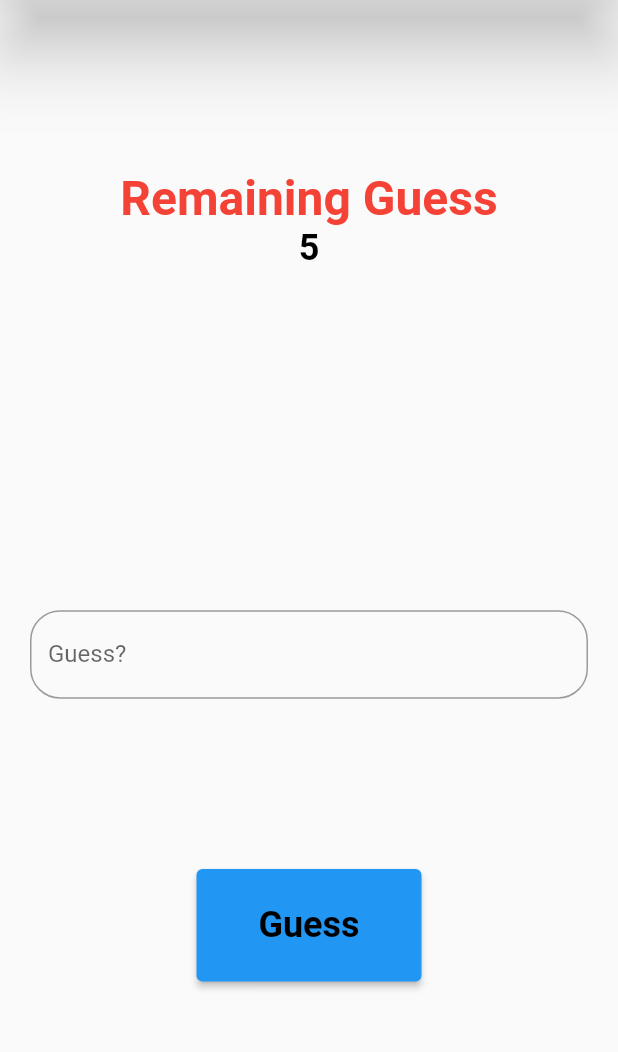
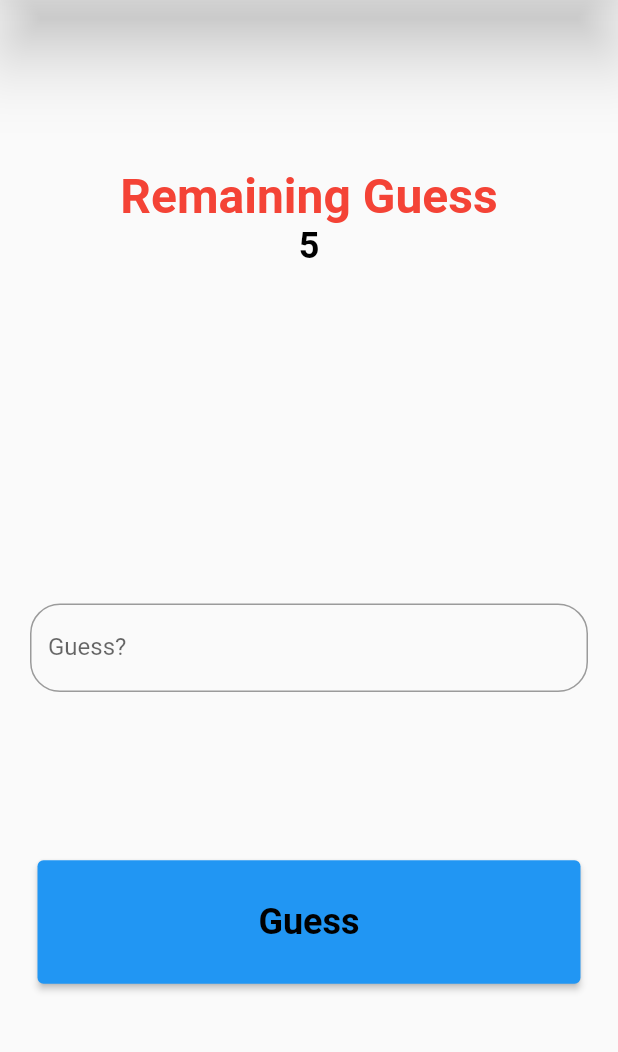
Before and after one commit to yakupbilgen/number-guess, a Flutter app: the screen it shows after launch, after a tap on "Start Game", on a phone screen of 412 x 824 dp, the part 84-1136 px from its top. Run offline on Flutter 3.47's test engine with Material 2 defaults, Android fonts, the phone set to English and light mode, and no system bars.

Commit message:
game screem finished

```diff
--- a/lib/screen/game_screen.dart
+++ b/lib/screen/game_screen.dart
@@ -40,6 +40,8 @@ class _GameScreenState extends State<GameScreen> {
 
   @override
   Widget build(BuildContext context) {
+    Size deviceSize = MediaQuery.of(context).size;
+
     return Scaffold(
       appBar: AppBar(
         title: const Text(AppTextContants.appBarTitleGameScreen),
@@ -92,8 +94,8 @@ class _GameScreenState extends State<GameScreen> {
               ),
             ),
             SizedBox(
-              height: 75,
-              width: 150,
+              height: deviceSize.height * 0.1,
+              width: deviceSize.width - 50,
               child: ElevatedButton(
                 onPressed: _buildGuessButtonMethod,
                 child: Text(
--- a/lib/screen/homepage.dart
+++ b/lib/screen/homepage.dart
@@ -22,7 +22,10 @@ class _HomePageState extends State<HomePage> {
         centerTitle: true,
         elevation: AppSizeConstants.appBarElevationSize,
       ),
-      body: Center(
+      body: Padding(
+        padding: const EdgeInsets.only(
+            left: AppSizeConstants.defaultSizedBoxLeftAndRightSpace,
+            right: AppSizeConstants.defaultSizedBoxLeftAndRightSpace),
         child: Column(
           mainAxisAlignment: MainAxisAlignment.spaceEvenly,
           children: [
@@ -33,10 +36,6 @@ class _HomePageState extends State<HomePage> {
             const SizedBox(
               height: AppSizeConstants.defaultSizedBoxHeight,
             ),
-            // const Text(
-            //   AppTextContants.guessRange,
-            //   style: TextStyle(fontWeight: FontWeight.bold, fontSize: 36),
-            // ),
             SizedBox(
               height: deviceSize.height * 0.1,
               width: deviceSize.width - 50,
```
Also changed, not shown: lib/screen/result_screen.dart (+6 -2 lines).
